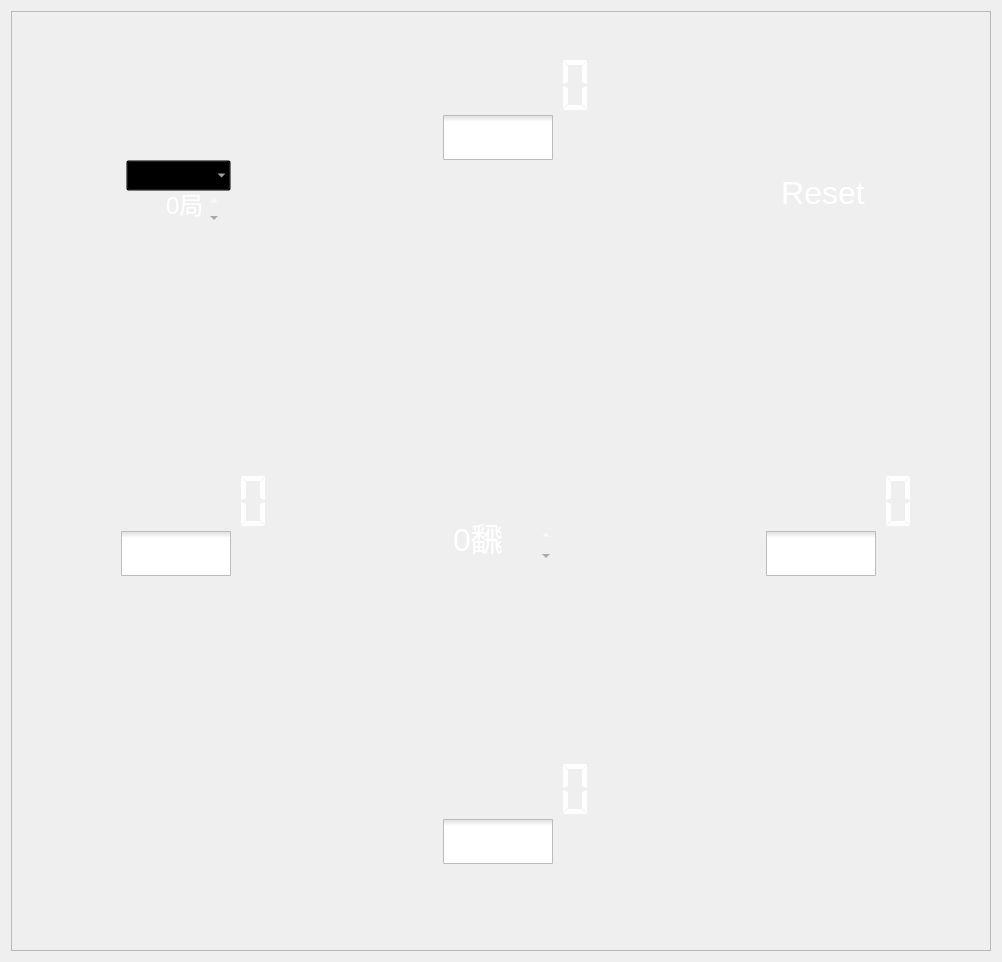
Before: the Qt Designer form main.ui in dukebao/mahjong_points_calculator, drawn with Qt 5.
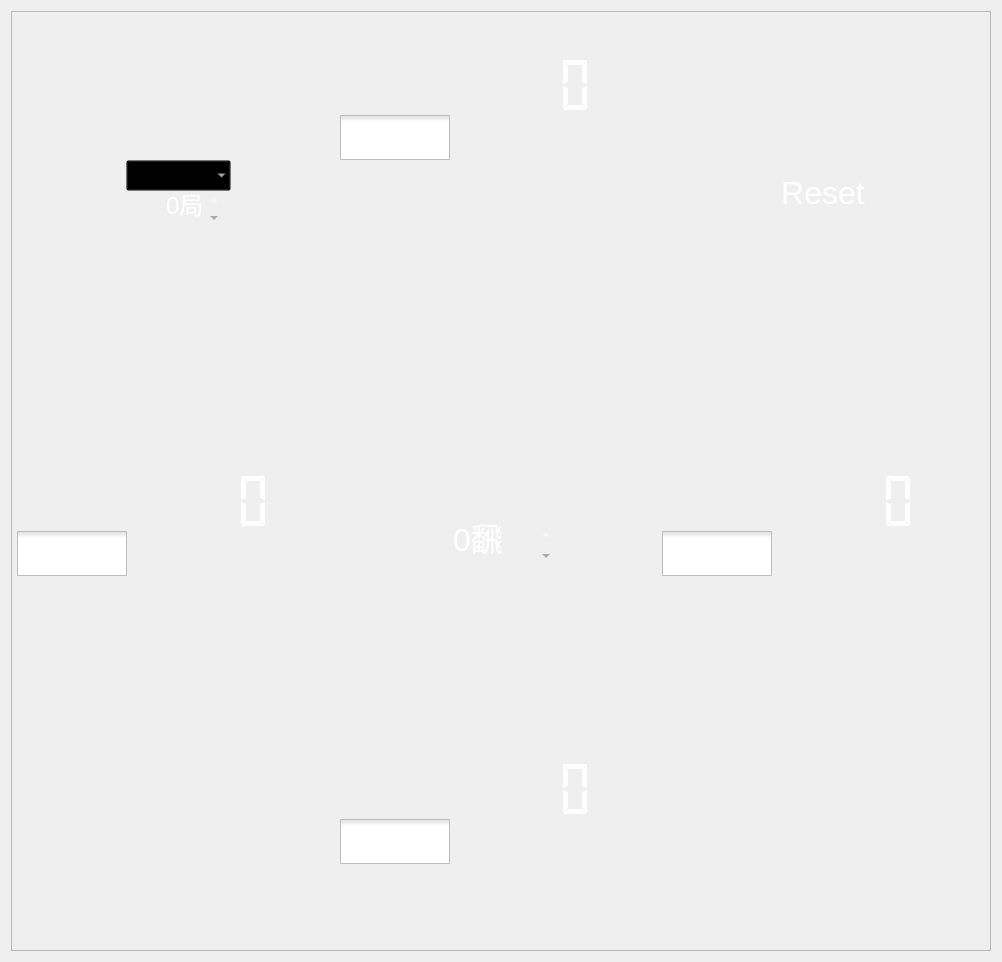
After: the same form once the commit is applied. Icons and pictures are not drawn.

What changed in the file:
```diff
--- a/main.ui
+++ b/main.ui
@@ -224,19 +224,6 @@
             <property name="bottomMargin">
              <number>0</number>
             </property>
-            <item>
-             <spacer name="horizontalSpacer_5">
-              <property name="orientation">
-               <enum>Qt::Horizontal</enum>
-              </property>
-              <property name="sizeHint" stdset="0">
-               <size>
-                <width>40</width>
-                <height>20</height>
-               </size>
-              </property>
-             </spacer>
-            </item>
             <item>
              <widget class="QCheckBox" name="east_richi">
               <property name="enabled">
@@ -420,19 +407,6 @@
             <property name="bottomMargin">
              <number>0</number>
             </property>
-            <item>
-             <spacer name="horizontalSpacer_3">
-              <property name="orientation">
-               <enum>Qt::Horizontal</enum>
-              </property>
-              <property name="sizeHint" stdset="0">
-               <size>
-                <width>40</width>
-                <height>20</height>
-               </size>
-              </property>
-             </spacer>
-            </item>
             <item>
              <widget class="QCheckBox" name="west_richi">
               <property name="font">
@@ -467,7 +441,7 @@
              </widget>
             </item>
             <item>
-             <spacer name="horizontalSpacer_4">
+             <spacer name="horizontalSpacer_3">
               <property name="orientation">
                <enum>Qt::Horizontal</enum>
               </property>
@@ -729,19 +703,6 @@
             <property name="bottomMargin">
              <number>0</number>
             </property>
-            <item>
-             <spacer name="horizontalSpacer_7">
-              <property name="orientation">
-               <enum>Qt::Horizontal</enum>
-              </property>
-              <property name="sizeHint" stdset="0">
-               <size>
-                <width>40</width>
-                <height>20</height>
-               </size>
-              </property>
-             </spacer>
-            </item>
             <item>
              <widget class="QCheckBox" name="south_richi">
               <property name="font">
@@ -776,7 +737,7 @@
              </widget>
             </item>
             <item>
-             <spacer name="horizontalSpacer_8">
+             <spacer name="horizontalSpacer_7">
               <property name="orientation">
                <enum>Qt::Horizontal</enum>
               </property>
@@ -902,19 +863,6 @@
             <property name="bottomMargin">
              <number>0</number>
             </property>
-            <item>
-             <spacer name="horizontalSpacer">
-              <property name="orientation">
-               <enum>Qt::Horizontal</enum>
-              </property>
-              <property name="sizeHint" stdset="0">
-               <size>
-                <width>40</width>
-                <height>20</height>
-               </size>
-              </property>
-             </spacer>
-            </item>
             <item>
              <widget class="QCheckBox" name="north_richi">
               <property name="sizePolicy">
```
